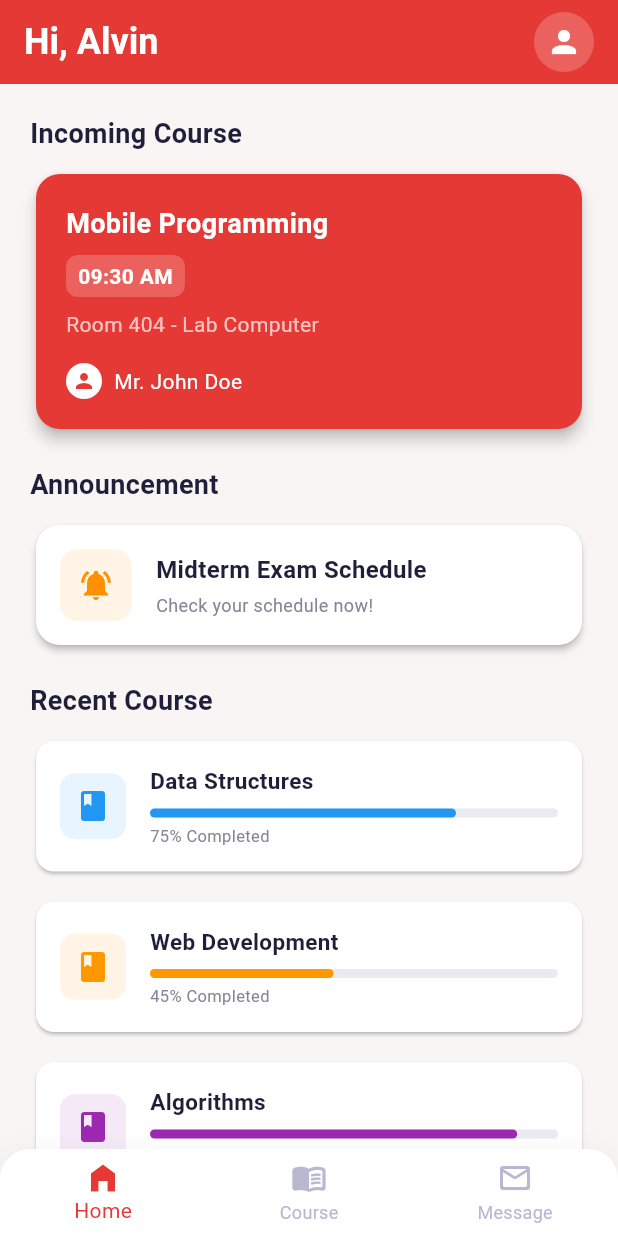
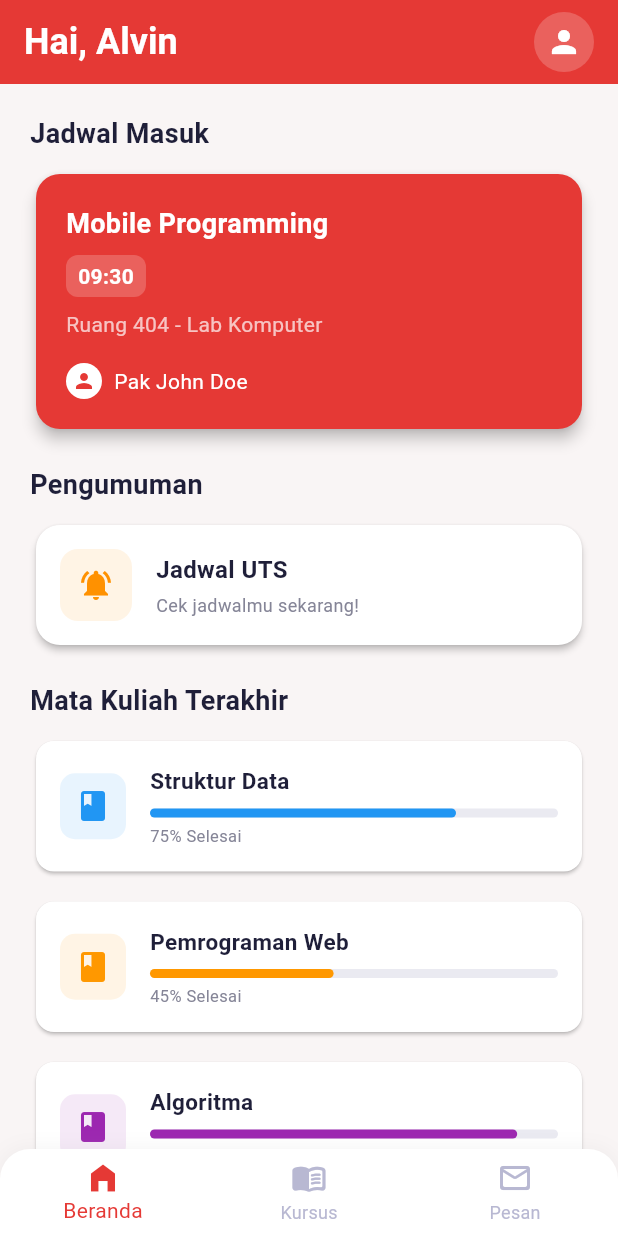
Before and after one commit to uqizeroxl/uas_mobile, a Flutter app: the screen it shows after launch, on a phone screen of 412 x 824 dp. Run offline on Flutter 3.47's test engine with Material 3 defaults, Android fonts, the phone set to English and light mode, and no system bars.

Commit message:
merubah bahasa ke bahasa indonesia

```diff
--- a/lib/screens/base_screen.dart
+++ b/lib/screens/base_screen.dart
@@ -14,8 +14,8 @@ class _BaseScreenState extends State<BaseScreen> {
 
   List<Widget> get _pages => [
     const HomeScreen(),
-    const Center(child: Text('Course Tab')),
-    const Center(child: Text('Message Tab')),
+    const Center(child: Text('Kursus Tab')),
+    const Center(child: Text('Pesan Tab')),
   ];
 
   void _onItemTapped(int index) {
@@ -34,7 +34,7 @@ class _BaseScreenState extends State<BaseScreen> {
           crossAxisAlignment: CrossAxisAlignment.start,
           children: [
             Text(
-              'Hi, Alvin',
+              'Hai, Alvin',
               style: const TextStyle(
                 color: AppColors.textOnPrimary, // White text
                 fontSize: 24,
@@ -77,15 +77,15 @@ class _BaseScreenState extends State<BaseScreen> {
             items: const <BottomNavigationBarItem>[
               BottomNavigationBarItem(
                 icon: Icon(Icons.home_filled),
-                label: 'Home',
+                label: 'Beranda',
               ),
               BottomNavigationBarItem(
                 icon: Icon(Icons.menu_book_rounded),
-                label: 'Course',
+                label: 'Kursus',
               ),
               BottomNavigationBarItem(
                 icon: Icon(Icons.mail_outline_rounded),
-                label: 'Message',
+                label: 'Pesan',
               ),
             ],
             currentIndex: _selectedIndex,
--- a/lib/screens/home_screen.dart
+++ b/lib/screens/home_screen.dart
@@ -9,15 +9,15 @@ class HomeScreen extends StatelessWidget {
     return ListView(
       padding: const EdgeInsets.all(20.0),
       children: const [
-        _SectionHeader(title: 'Incoming Course'),
+        _SectionHeader(title: 'Jadwal Masuk'),
         SizedBox(height: 10),
         _IncomingCourseCard(),
         SizedBox(height: 20),
-        _SectionHeader(title: 'Announcement'),
+        _SectionHeader(title: 'Pengumuman'),
         SizedBox(height: 10),
         _AnnouncementCard(),
         SizedBox(height: 20),
-        _SectionHeader(title: 'Recent Course'),
+        _SectionHeader(title: 'Mata Kuliah Terakhir'),
         SizedBox(height: 10),
         _RecentCourseList(),
       ],
@@ -73,13 +73,13 @@ class _IncomingCourseCard extends StatelessWidget {
                 borderRadius: BorderRadius.circular(8),
               ),
               child: const Text(
-                '09:30 AM',
+                '09:30',
                 style: TextStyle(color: Colors.white, fontWeight: FontWeight.bold),
               ),
             ),
             const SizedBox(height: 8),
             const Text(
-              'Room 404 - Lab Computer',
+              'Ruang 404 - Lab Komputer',
               style: TextStyle(color: Colors.white70, fontSize: 14),
             ),
             const SizedBox(height: 16),
@@ -92,7 +92,7 @@ class _IncomingCourseCard extends StatelessWidget {
                 ),
                 const SizedBox(width: 8),
                 const Text(
-                  'Mr. John Doe',
+                  'Pak John Doe',
                   style: TextStyle(color: Colors.white, fontSize: 14),
                 ),
               ],
@@ -132,7 +132,7 @@ class _AnnouncementCard extends StatelessWidget {
                 crossAxisAlignment: CrossAxisAlignment.start,
                 children: [
                   Text(
-                    'Midterm Exam Schedule',
+                    'Jadwal UTS',
                     style: TextStyle(
                       fontWeight: FontWeight.bold,
                       fontSize: 16,
@@ -141,7 +141,7 @@ class _AnnouncementCard extends StatelessWidget {
                   ),
                   SizedBox(height: 4),
                   Text(
-                    'Check your schedule now!',
+                    'Cek jadwalmu sekarang!',
                     style: TextStyle(color: AppColors.textSecondary, fontSize: 12),
                   ),
                 ],
@@ -160,9 +160,9 @@ class _RecentCourseList extends StatelessWidget {
   @override
   Widget build(BuildContext context) {
     final courses = [
-      {'title': 'Data Structures', 'progress': 0.75, 'color': Colors.blue},
-      {'title': 'Web Development', 'progress': 0.45, 'color': Colors.orange},
-      {'title': 'Algorithms', 'progress': 0.90, 'color': Colors.purple},
+      {'title': 'Struktur Data', 'progress': 0.75, 'color': Colors.blue},
+      {'title': 'Pemrograman Web', 'progress': 0.45, 'color': Colors.orange},
+      {'title': 'Algoritma', 'progress': 0.90, 'color': Colors.purple},
     ];
 
     return Column(
@@ -233,7 +233,7 @@ class _RecentCourseItem extends StatelessWidget {
                   ),
                   const SizedBox(height: 4),
                   Text(
-                    '${(progress * 100).toInt()}% Completed',
+                    '${(progress * 100).toInt()}% Selesai',
                     style: const TextStyle(fontSize: 11, color: AppColors.textSecondary),
                   ),
                 ],
```
Also changed, not shown: 1 other file.
